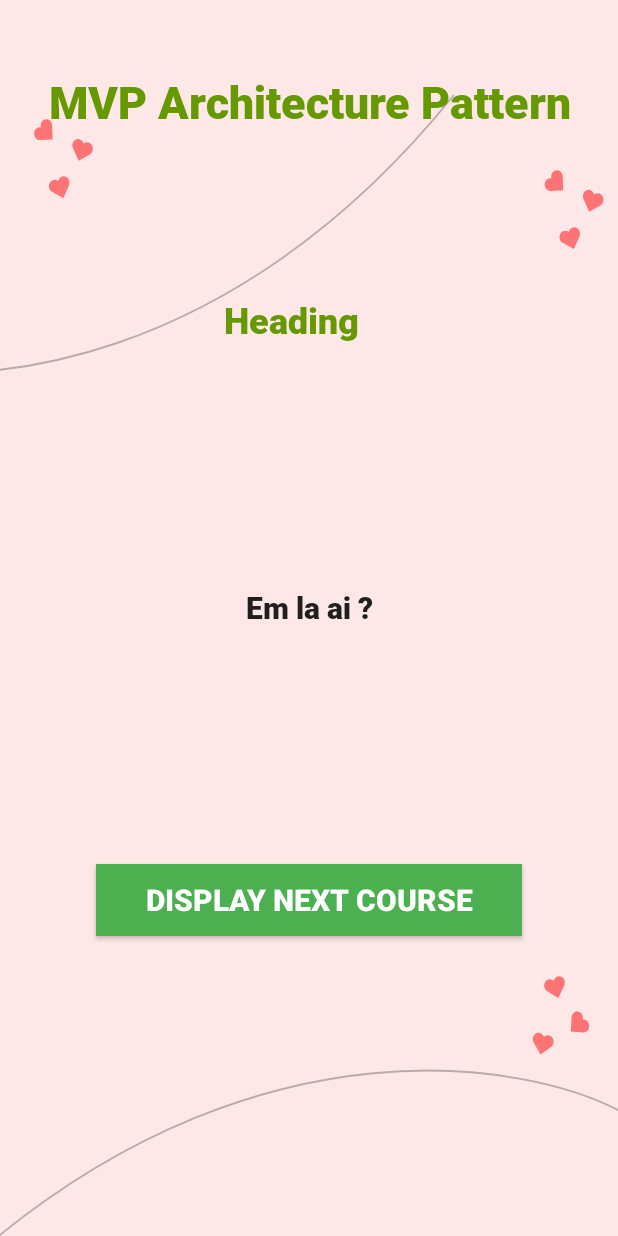
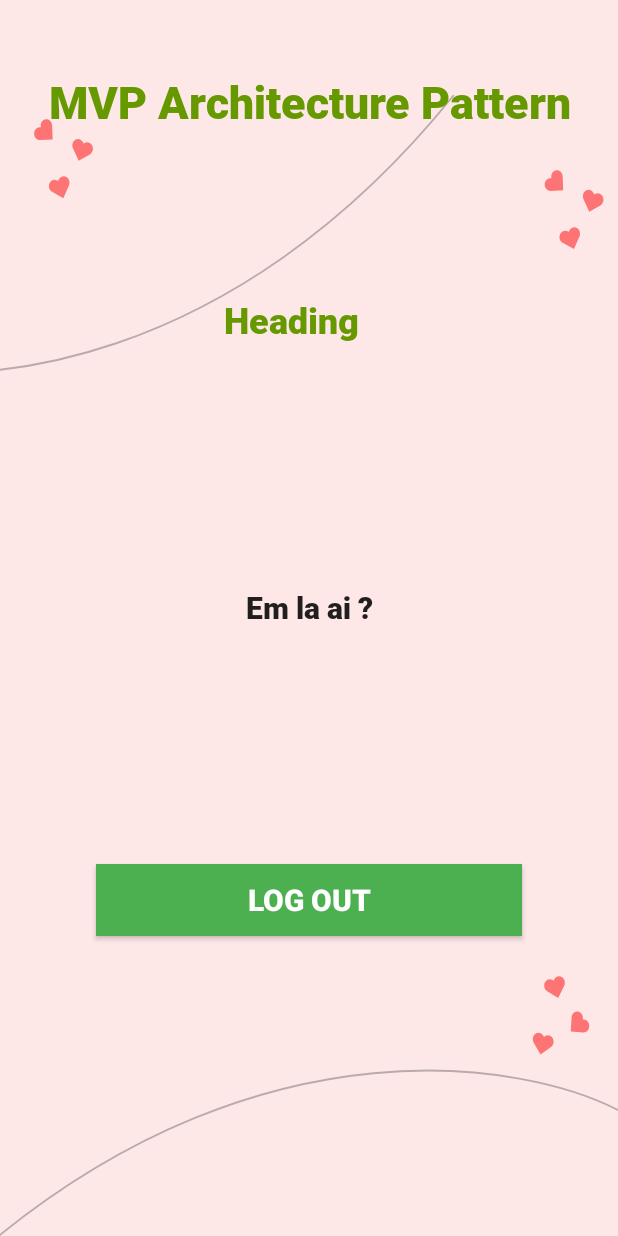
Before and after one commit to hiepchau/SE114_HealthCareApplication, an Android app: the layout activity_home.xml on its own in the app's theme, with its tools: preview values and no code run, on a phone screen of 412 x 824 dp. Run offline under Robolectric (Android 15) with nearby library versions, the phone set to English and light mode, and no system bars.

Commit message:
update log out

```diff
--- a/app/src/main/java/com/example/se114_healthcareapplication/login.java
+++ b/app/src/main/java/com/example/se114_healthcareapplication/login.java
@@ -81,6 +81,8 @@ public class login extends Fragment implements IView<AuthenticatePresenter> {
         pass = v.findViewById(R.id.et_login_password);
 
         setMainPresenter(new AuthenticatePresenter(this));
+        AuthenticatePresenter authen = (AuthenticatePresenter) mainPresenter;
+        authen.checkSignedin();
         SignUpBtn.setOnClickListener(new View.OnClickListener() {
             @Override
             public void onClick(View view) {
--- a/app/src/main/res/layout/activity_home.xml
+++ b/app/src/main/res/layout/activity_home.xml
@@ -68,7 +68,7 @@
             android:layout_height="wrap_content"
             android:layout_margin="@android:dimen/notification_large_icon_height"
             android:background="#4CAF50"
-            android:text="@string/buttonText"
+            android:text="Log out"
             android:textAllCaps="true"
             android:textColor="@android:color/background_light"
             android:textSize="20sp"
```
Also changed, not shown: app/src/main/java/com/example/se114_healthcareapplication/HomeActivity.java (+12 -0 lines), app/src/main/java/com/example/se114_healthcareapplication/presenter/AuthenticatePresenter.java (+9 -0 lines).
